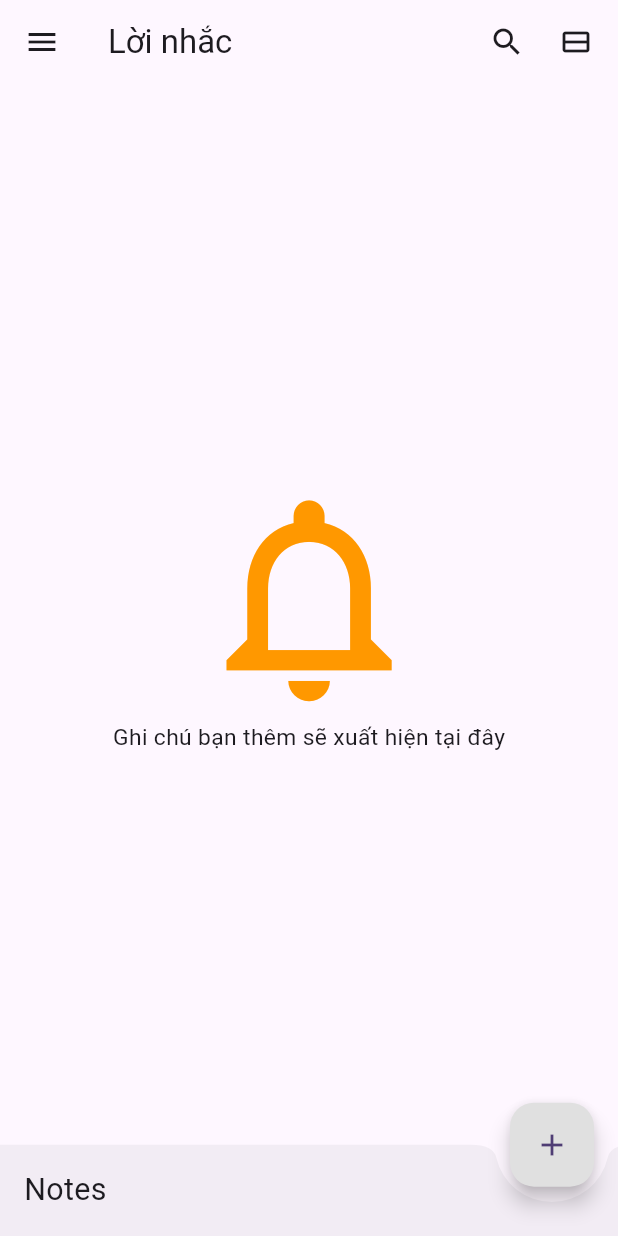
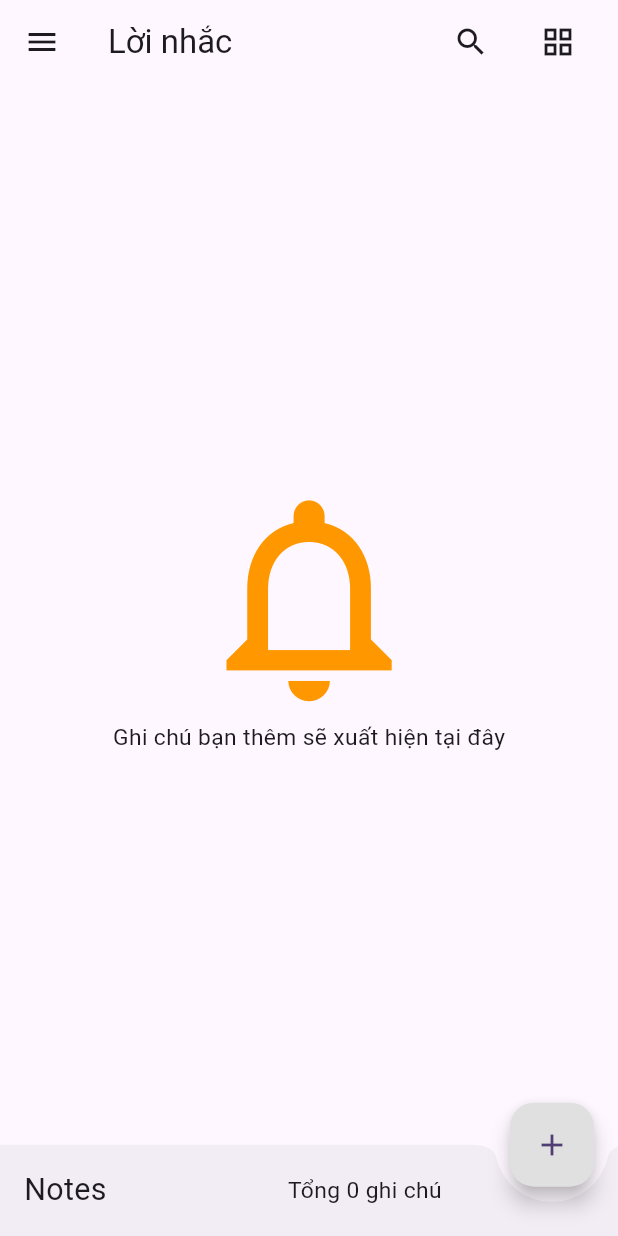
Before and after one commit to phamkhoa12332112/notes, a Flutter app: the NotificationScreen screen opened by its route, on a phone screen of 412 x 824 dp. Run offline on Flutter 3.47's test engine with Material 3 defaults, Android fonts, the phone set to English and light mode, and no system bars; our stand-ins replace equatable, flutter_bloc, flutter_screenutil, flutter_slidable, hydrated_bloc.

Commit message:
feature create notes have notification

```diff
--- a/lib/presentation/pages/label_notes_page/label_notes_screen.dart
+++ b/lib/presentation/pages/label_notes_page/label_notes_screen.dart
@@ -225,12 +225,14 @@ class _LabelNote extends State<LabelNote> {
                         isSelectionMode: _isSelectionMode,
                         onTap: onTap,
                         onLongPress: onLongPress,
+                        physic: const AlwaysScrollableScrollPhysics(),
                       )
                     : TasksList(
                         taskList: labelListTasks[widget.label]!.toList(),
                         isSelectionMode: _isSelectionMode,
                         onLongPress: onLongPress,
                         onTap: onTap,
+                        physic: const AlwaysScrollableScrollPhysics(),
                       )),
         bottomNavigationBar: BottomAppBar(
           shape: const CircularNotchedRectangle(),
--- a/lib/presentation/pages/notification_page/notification_screen.dart
+++ b/lib/presentation/pages/notification_page/notification_screen.dart
@@ -1,36 +1,155 @@
 import 'package:flutter/material.dart';
 
+import '../../../blocs/bloc.export.dart';
 import '../../../config/routes/routes.dart';
+import '../../../models/task.dart';
 import '../../../utils/resources/gaps_manager.dart';
 import '../../../utils/resources/sizes_manager.dart';
 import '../../../utils/resources/strings_manager.dart';
+import '../../widgets/grid_builder.dart';
+import '../../widgets/tasks_list.dart';
 import '../menu_page/sidebar.dart';
 
-class NotificationScreen extends StatelessWidget {
+class NotificationScreen extends StatefulWidget {
   const NotificationScreen({super.key});
 
   @override
+  State<NotificationScreen> createState() => _NotificationScreenState();
+}
+
+class _NotificationScreenState extends State<NotificationScreen> {
+  bool isGridView = false;
+  bool _isSelectionMode = false;
+  late List<Task> selectedList = [];
+
+  bool checkNotification(List<Task> tasksList) {
+    return tasksList.any((e) => e.notifications.isNotEmpty);
+  }
+
+  void onLongPress() {
+    setState(() {
+      _isSelectionMode = !_isSelectionMode;
+    });
+  }
+
+  void onCancel() {
+    setState(() {
+      _isSelectionMode = false;
+      for (var task in selectedList) {
+        task.isChoose = false;
+      }
+      selectedList.clear();
+    });
+  }
+
+  void onTap(Task task) {
+    if (_isSelectionMode) {
+      setState(() {
+        task.isChoose = !task.isChoose;
+        task.isChoose ? selectedList.add(task) : selectedList.remove(task);
+      });
+    }
+  }
+
+  @override
   Widget build(BuildContext context) {
+    return BlocBuilder<TasksBloc, TasksState>(builder: (context, state) {
+      List<Task> tasksList =
+          state.allTasks.where((e) => e.notifications.isNotEmpty).toList();
       return Scaffold(
         drawer: const Sidebar(),
-      appBar: AppBar(
+        appBar: !_isSelectionMode
+            ? AppBar(
                 title: Row(
                   children: [
-            Title(color: Colors.black, child: const Text(StringsManger.remind)),
+                    Title(
+                        color: Colors.black,
+                        child: const Text(StringsManger.remind)),
                     Expanded(
                       child: Row(
                         mainAxisAlignment: MainAxisAlignment.end,
                         children: [
                           const Icon(Icons.search),
                           GapsManager.w20,
-                  const Icon(Icons.view_stream_outlined)
+                          if (isGridView)
+                            IconButton(
+                                icon: const Icon(Icons.view_agenda_outlined),
+                                onPressed: () {
+                                  setState(() {
+                                    isGridView = false;
+                                  });
+                                })
+                          else
+                            IconButton(
+                                icon: const Icon(Icons.grid_view_outlined),
+                                onPressed: () {
+                                  setState(() {
+                                    isGridView = true;
+                                  });
+                                }),
                         ],
                       ),
                     )
                   ],
                 ),
+              )
+            : AppBar(
+                title: Text(
+                    "${selectedList.length} ${StringsManger.selected_item}"),
+                actions: [
+                  InkWell(
+                    onTap: () {
+                      for (var task in selectedList) {
+                        if (task.isChoose) {
+                          context.read<TasksBloc>().add(RemoveTask(task: task));
+                        }
+                      }
+                      setState(() {
+                        selectedList.clear;
+                        _isSelectionMode = !_isSelectionMode;
+                      });
+                    },
+                    child: const Icon(Icons.delete),
                   ),
-      body: SafeArea(
+                  GapsManager.w20,
+                  InkWell(
+                    onTap: () {
+                      setState(() {
+                        for (int index = 0; index < tasksList.length; index++) {
+                          tasksList[index].isChoose =
+                              tasksList[index].isChoose ? false : true;
+                          tasksList[index].isChoose
+                              ? selectedList.add(tasksList[index])
+                              : selectedList.remove(tasksList[index]);
+                        }
+                      });
+                    },
+                    child: const Icon(Icons.select_all_outlined),
+                  ),
+                  GapsManager.w20,
+                  InkWell(
+                    onTap: onCancel,
+                    child: const Icon(Icons.cancel),
+                  )
+                ],
+              ),
+        body: checkNotification(tasksList)
+            ? isGridView
+                ? GridBuilder(
+                    tasksList: tasksList,
+                    isSelectionMode: _isSelectionMode,
+                    onTap: onTap,
+                    onLongPress: onLongPress,
+                    physic: const AlwaysScrollableScrollPhysics(),
+                  )
+                : TasksList(
+                    taskList: tasksList,
+                    isSelectionMode: _isSelectionMode,
+                    onLongPress: onLongPress,
+                    onTap: onTap,
+                    physic: const AlwaysScrollableScrollPhysics(),
+                  )
+            : SafeArea(
                 child: Center(
                   child: Column(
                     mainAxisAlignment: MainAxisAlignment.center,
@@ -52,11 +171,14 @@ class NotificationScreen extends StatelessWidget {
           child: Container(
             margin: EdgeInsets.only(right: SizesManager.m100),
             child: Row(
-            mainAxisAlignment: MainAxisAlignment.start,
+              mainAxisAlignment: MainAxisAlignment.spaceBetween,
               children: [
                 Text(
                     style: TextStyle(fontSize: SizesManager.s20),
                     StringsManger.app_name),
+                Text(
+                    style: TextStyle(fontSize: SizesManager.s15),
+                    "${StringsManger.total_notes_1} ${tasksList.length} ${StringsManger.total_notes_2}")
               ],
             ),
           ),
@@ -70,5 +192,6 @@ class NotificationScreen extends StatelessWidget {
         ),
         floatingActionButtonLocation: FloatingActionButtonLocation.endDocked,
       );
+    });
   }
 }
--- a/lib/presentation/widgets/grid_builder.dart
+++ b/lib/presentation/widgets/grid_builder.dart
@@ -11,12 +11,14 @@ class GridBuilder extends StatefulWidget {
     required this.isSelectionMode,
     required this.onLongPress,
     required this.onTap,
+    this.physic
   });
 
   final List<Task> tasksList;
   final bool isSelectionMode;
   final Function? onLongPress;
   final Function? onTap;
+  final ScrollPhysics? physic;
 
   @override
   GridBuilderState createState() => GridBuilderState();
@@ -32,7 +34,7 @@ class GridBuilderState extends State<GridBuilder> {
   @override
   Widget build(BuildContext context) {
     return GridView.builder(
-        physics: const NeverScrollableScrollPhysics(), // Disable scrolling
+        physics: widget.physic, // Disable scrolling
         shrinkWrap: true,
         itemCount: widget.tasksList.length,
         gridDelegate:
--- a/lib/presentation/widgets/tasks_list.dart
+++ b/lib/presentation/widgets/tasks_list.dart
@@ -13,12 +13,13 @@ class TasksList extends StatefulWidget {
       required this.taskList,
       required this.onLongPress,
       required this.isSelectionMode,
-      required this.onTap});
+      required this.onTap, required this.physic});
 
   final List<Task> taskList;
   final bool isSelectionMode;
   final Function? onLongPress;
   final Function? onTap;
+  final ScrollPhysics? physic;
 
   @override
   State<TasksList> createState() => _TasksListState();
@@ -34,7 +35,7 @@ class _TasksListState extends State<TasksList> {
   @override
   Widget build(BuildContext context) {
     return ListView.builder(
-      physics: const NeverScrollableScrollPhysics(),
+      physics: widget.physic,
       shrinkWrap: true,
       itemCount: widget.taskList.length,
       itemBuilder: (context, index) {
```
Also changed, not shown: lib/presentation/pages/home_page/home_screen.dart (+12 -2 lines), lib/presentation/pages/save_page/save_screen.dart (+8 -3 lines). Lines whose indentation alone changed are shown as unchanged.
